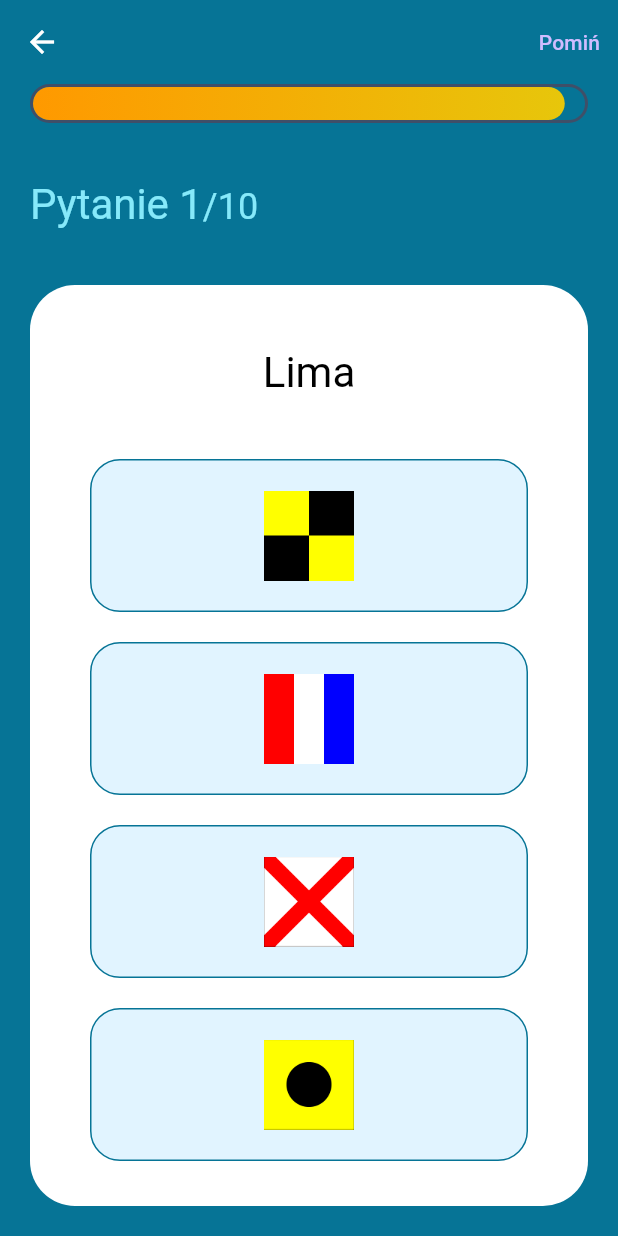
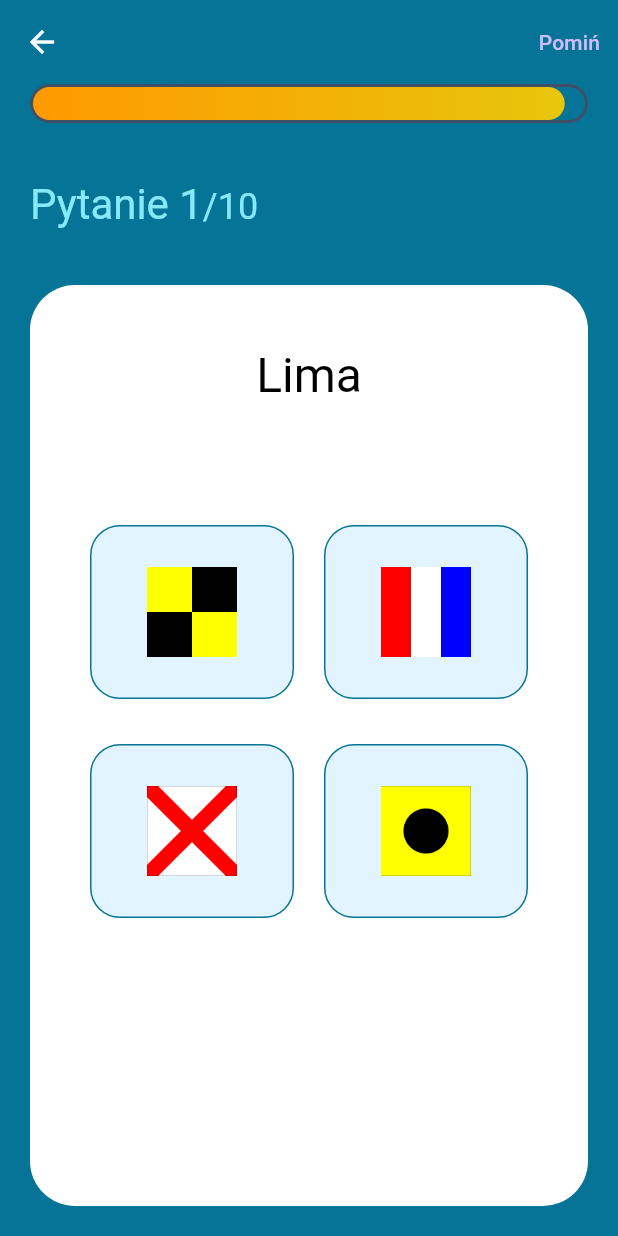
Before and after one commit to nmikolaj/signal_flags_app, a Flutter app: the screen it shows after launch, after a tap on "Quiz", on a phone screen of 412 x 824 dp. Run offline on Flutter 3.47's test engine with Material 3 defaults, Android fonts, the phone set to English and light mode, and no system bars; our stand-ins replace get, websafe_svg.

Commit message:
added grid layout for image answers

```diff
--- a/lib/display/home/home_screen.dart
+++ b/lib/display/home/home_screen.dart
@@ -27,7 +27,7 @@ class HomeScreen extends StatelessWidget {
                       style: TextStyle(
                         color: kWhiteColor,
                         fontWeight: FontWeight.bold,
-                        fontSize: 40,
+                        fontSize: 44,
                       ),
                     ),
                     Text(
--- a/lib/display/quiz/components/question_card.dart
+++ b/lib/display/quiz/components/question_card.dart
@@ -37,21 +37,43 @@ class QuestionCard extends StatelessWidget {
         children: [
           question.isFlagQuestion
               ? Image.asset(question.flagImage ?? '',
-                  height: 100, width: 100)
+                  height: 90, width: 90)
               : Text(
                   question.question,
                   style: Theme.of(context)
                       .textTheme
-                      .headlineMedium
+                      .headlineLarge
                       ?.copyWith(color: kBlackColor),
                 ),
+          if (!question.isFlagQuestion)
+            SizedBox(height: kDefaultPadding*3)
+          else
             SizedBox(height: kDefaultPadding),
+          if (!question.isFlagQuestion)
+            GridView.builder(
+              shrinkWrap: true,
+              physics: NeverScrollableScrollPhysics(),
+              gridDelegate: SliverGridDelegateWithFixedCrossAxisCount(
+                crossAxisCount: 2,
+                childAspectRatio: 1,
+                crossAxisSpacing: kDefaultPadding,
+                mainAxisSpacing: kDefaultPadding/2,
+              ),
+              itemCount: question.answers.length,
+              itemBuilder: (context, index) => Answer(
+                index: index,
+                text: '',
+                imagePath: question.answers[index],
+                press: () => _controller.checkAnswer(question, index),
+              ),
+            )
+          else
             ...List.generate(
               question.answers.length,
               (index) => Answer(
                 index: index,
-              text: question.isFlagQuestion ? question.answers[index] : '',
-              imagePath: !question.isFlagQuestion ? question.answers[index] : '',
+                text: question.answers[index],
+                imagePath: '',
                 press: () => _controller.checkAnswer(question, index),
               ),
             ),
```
Lines whose indentation alone changed are shown as unchanged.
